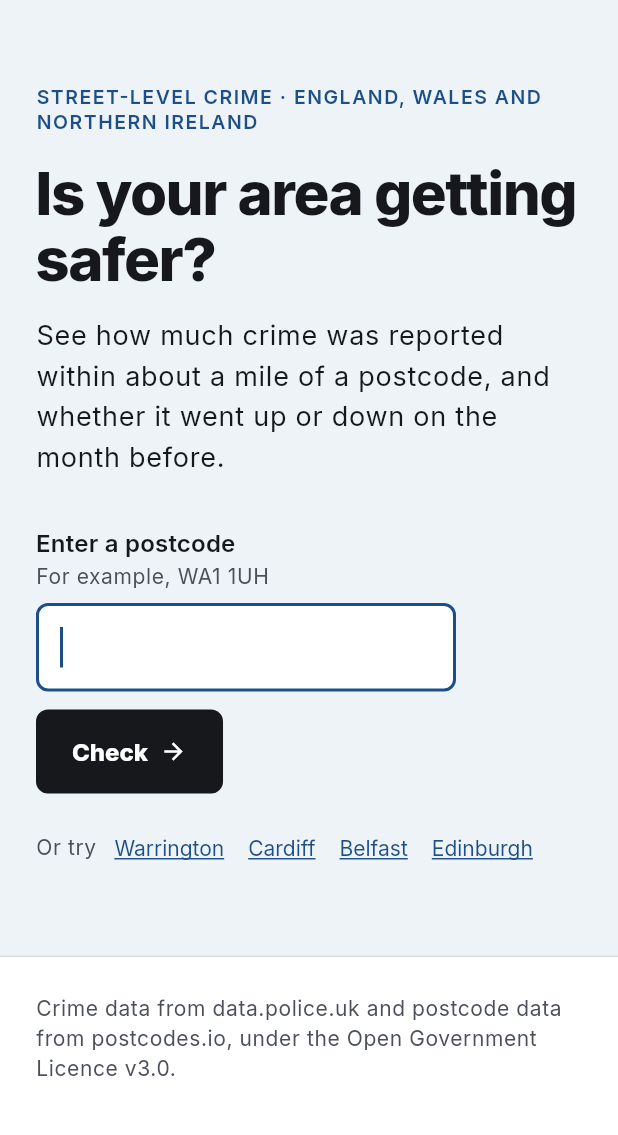
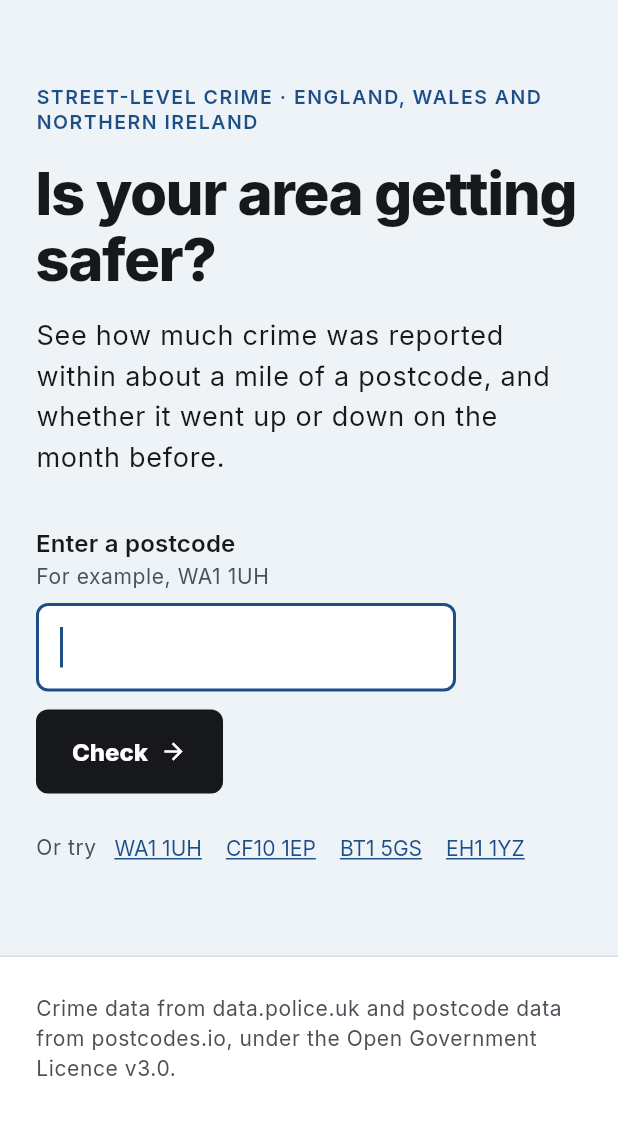
Before and after one commit to markwedmunds/safer_streets, a Flutter app: the screen it shows after launch, on a phone screen of 412 x 824 dp, the part 66-1201 px from its top. Run offline on Flutter 3.47's test engine with Material 3 defaults, Android fonts, the phone set to English and light mode, and no system bars; our stand-ins replace dio, flutter_riverpod, riverpod_annotation; generated files the repository leaves out were written again.

Commit message:
Feature: show example postcodes instead of place names

```diff
--- a/lib/features/crime_check/presentation/crime_check_page.dart
+++ b/lib/features/crime_check/presentation/crime_check_page.dart
@@ -242,12 +242,8 @@ class _Examples extends StatelessWidget {
 
   final ValueChanged<String> onSearch;
 
-  static const _postcodes = {
-    'Warrington': 'WA1 1UH',
-    'Cardiff': 'CF10 1EP',
-    'Belfast': 'BT1 5GS',
-    'Edinburgh': 'EH1 1YZ',
-  };
+  /// England, Wales, Northern Ireland, and Scotland to show not covered.
+  static const _postcodes = ['WA1 1UH', 'CF10 1EP', 'BT1 5GS', 'EH1 1YZ'];
 
   @override
   Widget build(BuildContext context) {
@@ -260,8 +256,11 @@ class _Examples extends StatelessWidget {
           style: Theme.of(context).textTheme.bodySmall
               ?.copyWith(color: Theme.of(context).colorScheme.onSurfaceVariant),
         ),
-        for (final MapEntry(key: place, value: postcode) in _postcodes.entries)
-          TextButton(onPressed: () => onSearch(postcode), child: Text(place)),
+        for (final postcode in _postcodes)
+          TextButton(
+            onPressed: () => onSearch(postcode),
+            child: Text(postcode),
+          ),
       ],
     );
   }
```
Also changed, not shown: 2 other files.
